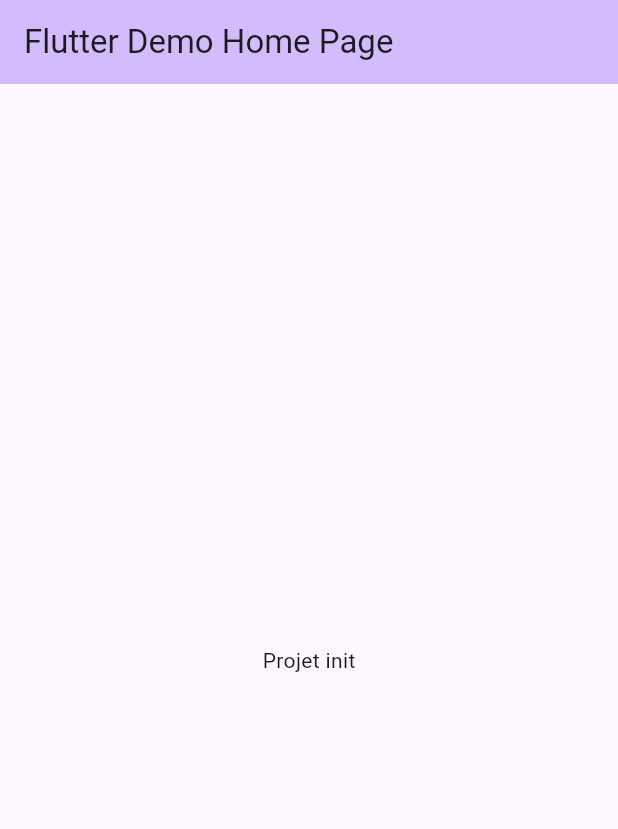
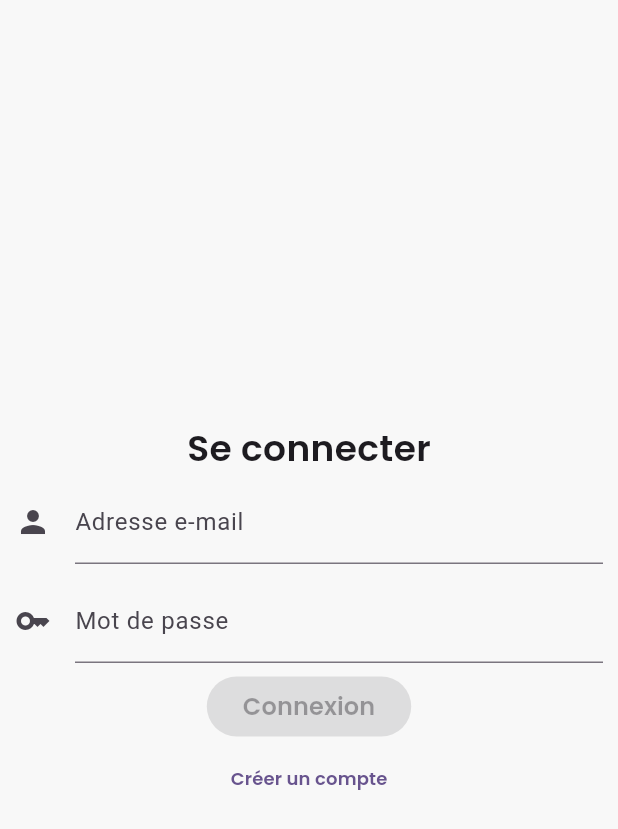
Before and after one commit to ThomasSEGALEN/flutter_journey_diary, a Flutter app: the screen it shows after launch, on a phone screen of 412 x 824 dp. Shown: the top 829 px of the screen. Run offline on Flutter 3.47's test engine with Material 2 defaults, Android fonts, the phone set to English and light mode, and no system bars; our stand-ins replace cloud_firestore, firebase_auth, firebase_core, flutter_bloc, google_fonts; accounts and stored records are empty.

Commit message:
Create register and login pages

```diff
--- a/lib/main.dart
+++ b/lib/main.dart
@@ -1,7 +1,32 @@
+import 'package:cloud_firestore/cloud_firestore.dart';
+import 'package:firebase_auth/firebase_auth.dart';
+import 'package:firebase_core/firebase_core.dart';
 import 'package:flutter/material.dart';
+import 'package:flutter_bloc/flutter_bloc.dart';
+import 'package:flutter_journey_diary/blocs/user_cubit.dart';
+import 'package:flutter_journey_diary/ui/screens/login_page.dart';
 
-void main() {
-  runApp(const MyApp());
+void main() async {
+  WidgetsFlutterBinding.ensureInitialized();
+
+  await Firebase.initializeApp();
+
+  final FirebaseAuth firebaseAuth = FirebaseAuth.instance;
+  final FirebaseFirestore firebaseFirestore = FirebaseFirestore.instance;
+
+  runApp(
+    MultiBlocProvider(
+      providers: [
+        BlocProvider(
+          create: (_) => UserCubit(
+            firebaseAuth,
+            firebaseFirestore,
+          ),
+        ),
+      ],
+      child: const MyApp(),
+    ),
+  );
 }
 
 class MyApp extends StatelessWidget {
@@ -15,36 +40,11 @@ class MyApp extends StatelessWidget {
         colorScheme: ColorScheme.fromSeed(seedColor: Colors.deepPurple),
         useMaterial3: true,
       ),
-      home: const MyHomePage(title: 'Flutter Demo Home Page'),
+      home: BlocBuilder<UserCubit, bool>(
+        builder: (context, state) =>
+            state ? const /*HomePage()*/ LoginPage() : const LoginPage(),
+      ),
+      debugShowCheckedModeBanner: false,
     );
   }
 }
-
-class MyHomePage extends StatefulWidget {
-  const MyHomePage({super.key, required this.title});
-
-  final String title;
-
-  @override
-  State<MyHomePage> createState() => _MyHomePageState();
-}
-
-class _MyHomePageState extends State<MyHomePage> {
-  @override
-  Widget build(BuildContext context) {
-    return Scaffold(
-      appBar: AppBar(
-        backgroundColor: Theme.of(context).colorScheme.inversePrimary,
-        title: Text(widget.title),
-      ),
-      body: const Center(
-        child: Column(
-          mainAxisAlignment: MainAxisAlignment.center,
-          children: <Widget>[
-            Text('Projet init'),
-          ],
-        ),
-      ),
-    );
-  }
-}
--- a/lib/ui/screens/login_page.dart
+++ b/lib/ui/screens/login_page.dart
@@ -0,0 +1,139 @@
+import 'package:flutter/material.dart';
+import 'package:flutter_bloc/flutter_bloc.dart';
+import 'package:google_fonts/google_fonts.dart';
+import 'package:flutter_journey_diary/blocs/user_cubit.dart';
+import 'package:flutter_journey_diary/ui/screens/register_page.dart';
+
+class LoginPage extends StatefulWidget {
+  const LoginPage({Key? key}) : super(key: key);
+
+  @override
+  State<LoginPage> createState() => _LoginPageState();
+}
+
+class _LoginPageState extends State<LoginPage> {
+  final _formKey = GlobalKey<FormState>();
+  final TextEditingController _emailController = TextEditingController();
+  final TextEditingController _passwordController = TextEditingController();
+  bool _formSubmit = false;
+
+  @override
+  void initState() {
+    super.initState();
+
+    _emailController.addListener(() => setState(() => _formSubmit =
+        _emailController.text.isNotEmpty &&
+            _passwordController.text.isNotEmpty));
+
+    _passwordController.addListener(() => setState(() => _formSubmit =
+        _passwordController.text.isNotEmpty &&
+            _emailController.text.isNotEmpty));
+  }
+
+  @override
+  void dispose() {
+    _emailController.dispose();
+    _passwordController.dispose();
+
+    super.dispose();
+  }
+
+  @override
+  Widget build(BuildContext context) {
+    return Scaffold(
+      backgroundColor: const Color(0xFFF8F8F8),
+      body: SafeArea(
+        child: Column(
+          mainAxisAlignment: MainAxisAlignment.center,
+          children: [
+            Text(
+              'Se connecter',
+              style: GoogleFonts.poppins(
+                fontWeight: FontWeight.w600,
+                fontSize: 24,
+              ),
+            ),
+            Form(
+              key: _formKey,
+              child: Column(
+                children: [
+                  Padding(
+                    padding: const EdgeInsets.symmetric(horizontal: 10),
+                    child: Column(
+                      children: [
+                        Padding(
+                          padding: const EdgeInsets.symmetric(vertical: 5),
+                          child: TextFormField(
+                            controller: _emailController,
+                            validator: (value) => value == null || value.isEmpty
+                                ? 'Le champ doit être renseigné'
+                                : null,
+                            decoration: const InputDecoration(
+                              icon: Icon(Icons.person),
+                              labelText: 'Adresse e-mail',
+                            ),
+                          ),
+                        ),
+                        Padding(
+                          padding: const EdgeInsets.symmetric(vertical: 5),
+                          child: TextFormField(
+                            controller: _passwordController,
+                            validator: (value) => value == null || value.isEmpty
+                                ? 'Le champ doit être renseigné'
+                                : null,
+                            decoration: const InputDecoration(
+                              icon: Icon(Icons.key),
+                              labelText: 'Mot de passe',
+                            ),
+                            obscureText: true,
+                            enableSuggestions: false,
+                            autocorrect: false,
+                          ),
+                        ),
+                      ],
+                    ),
+                  ),
+                  ElevatedButton(
+                    onPressed: _formSubmit
+                        ? () async {
+                            if (_formKey.currentState!.validate()) {
+                              final String username = _emailController.text;
+                              final String password = _passwordController.text;
+
+                              context
+                                  .read<UserCubit>()
+                                  .login(username, password);
+                            }
+                          }
+                        : null,
+                    child: Text(
+                      'Connexion',
+                      style: GoogleFonts.poppins(
+                        fontWeight: FontWeight.w600,
+                        fontSize: 16,
+                      ),
+                    ),
+                  )
+                ],
+              ),
+            ),
+            TextButton(
+              onPressed: () => Navigator.of(context).push(
+                MaterialPageRoute(
+                  builder: (context) => const RegisterPage(),
+                ),
+              ),
+              child: Text(
+                'Créer un compte',
+                style: GoogleFonts.poppins(
+                  fontWeight: FontWeight.w600,
+                  fontSize: 12,
+                ),
+              ),
+            ),
+          ],
+        ),
+      ),
+    );
+  }
+}
--- a/pubspec.yaml
+++ b/pubspec.yaml
@@ -38,6 +38,8 @@ dependencies:
   cloud_firestore: ^4.8.0
   firebase_auth: ^4.6.2
   flutter_bloc: ^8.1.3
+  google_fonts: ^5.0.0
+  firebase_core: ^2.13.1
 
 dev_dependencies:
   flutter_test:
```
Also changed, not shown: lib/ui/screens/register_page.dart (+162 -0 lines), pubspec.lock, 1 other file.
